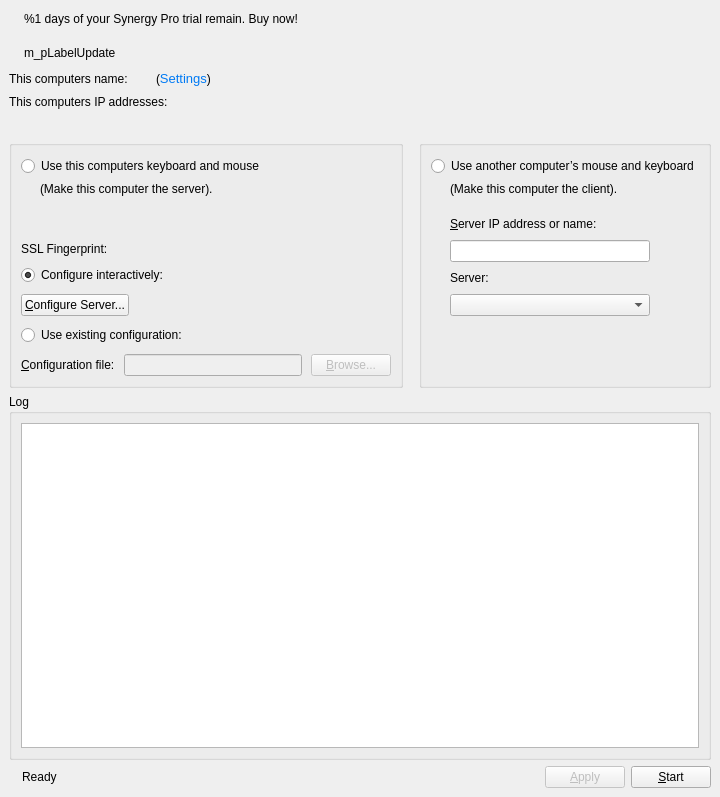
Qt form src/gui/src/MainWindowBase.ui (deskflow/deskflow) before a commit.
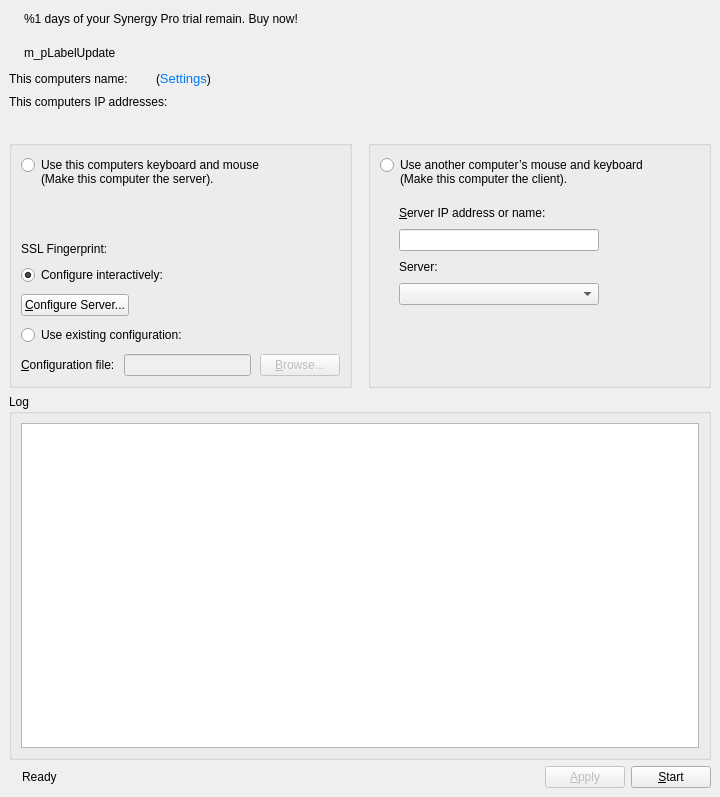
The same form after that commit. Icons and pictures are not drawn.

Commit message: SYNERGY-799 Remove unnecessary label

Diff of the .ui file:
```diff
--- a/src/gui/src/MainWindowBase.ui
+++ b/src/gui/src/MainWindowBase.ui
@@ -324,7 +324,7 @@
     <item>
      <widget class="QWidget" name="m_pMainWidgets" native="true">
       <property name="sizePolicy">
-       <sizepolicy hsizetype="Preferred" vsizetype="Preferred">
+       <sizepolicy hsizetype="Expanding" vsizetype="Preferred">
         <horstretch>0</horstretch>
         <verstretch>0</verstretch>
        </sizepolicy>
@@ -360,7 +360,7 @@
        <item>
         <widget class="QGroupBox" name="m_pGroupServer">
          <property name="sizePolicy">
-          <sizepolicy hsizetype="Preferred" vsizetype="Preferred">
+          <sizepolicy hsizetype="MinimumExpanding" vsizetype="Preferred">
            <horstretch>0</horstretch>
            <verstretch>0</verstretch>
           </sizepolicy>
@@ -400,14 +400,6 @@
            <number>11</number>
           </property>
           <item>
-           <layout class="QVBoxLayout" name="m_pLayoutRadioGroupServer">
-            <property name="spacing">
-             <number>5</number>
-            </property>
-            <property name="topMargin">
-             <number>0</number>
-            </property>
-            <item>
              <widget class="QRadioButton" name="m_pRadioGroupServer">
               <property name="sizePolicy">
                <sizepolicy hsizetype="Fixed" vsizetype="Fixed">
@@ -417,41 +409,26 @@
               </property>
               <property name="minimumSize">
                <size>
-                <width>0</width>
-                <height>0</height>
-               </size>
-              </property>
-              <property name="maximumSize">
-               <size>
                 <width>300</width>
-                <height>18</height>
-               </size>
-              </property>
-              <property name="text">
-               <string>Use this computers keyboard and mouse</string>
-              </property>
-             </widget>
-            </item>
-            <item>
-             <widget class="QLabel" name="m_pLabelRadioGroupServer">
-              <property name="minimumSize">
+              <height>30</height>
+             </size>
+            </property>
+            <property name="maximumSize">
                <size>
-                <width>0</width>
-                <height>18</height>
-               </size>
-              </property>
+              <width>65535</width>
+              <height>30</height>
+             </size>
+            </property>
+            <property name="styleSheet">
+             <string notr="true">QRadioButton::indicator{
+   top: -7px;
+}</string>
+            </property>
               <property name="text">
-               <string>(Make this computer the server).</string>
-              </property>
-              <property name="margin">
-               <number>0</number>
-              </property>
-              <property name="indent">
-               <number>19</number>
-              </property>
-             </widget>
-            </item>
-           </layout>
+             <string>Use this computers keyboard and mouse 
+(Make this computer the server).</string>
+            </property>
+           </widget>
           </item>
           <item>
            <spacer name="verticalSpacer_2">
@@ -583,15 +560,15 @@
        <item>
         <widget class="QGroupBox" name="m_pGroupClient">
          <property name="sizePolicy">
-          <sizepolicy hsizetype="Preferred" vsizetype="Preferred">
+          <sizepolicy hsizetype="Expanding" vsizetype="Preferred">
            <horstretch>0</horstretch>
            <verstretch>0</verstretch>
           </sizepolicy>
          </property>
          <property name="minimumSize">
           <size>
-           <width>0</width>
-           <height>0</height>
+           <width>340</width>
+           <height>248</height>
           </size>
          </property>
          <property name="baseSize">
@@ -632,14 +609,6 @@
            <number>11</number>
           </property>
           <item>
-           <layout class="QVBoxLayout" name="m_pLayoutRadioGroupClient">
-            <property name="spacing">
-             <number>5</number>
-            </property>
-            <property name="topMargin">
-             <number>0</number>
-            </property>
-            <item>
              <widget class="QRadioButton" name="m_pRadioGroupClient">
               <property name="sizePolicy">
                <sizepolicy hsizetype="Fixed" vsizetype="Fixed">
@@ -650,49 +619,25 @@
               <property name="minimumSize">
                <size>
                 <width>0</width>
-                <height>18</height>
+              <height>30</height>
                </size>
               </property>
               <property name="maximumSize">
                <size>
                 <width>300</width>
-                <height>18</height>
-               </size>
-              </property>
-              <property name="text">
-               <string>Use another computer’s mouse and keyboard</string>
-              </property>
-             </widget>
-            </item>
-            <item>
-             <widget class="QLabel" name="m_pLabelRadioGroupClient">
-              <property name="sizePolicy">
-               <sizepolicy hsizetype="Preferred" vsizetype="Fixed">
-                <horstretch>0</horstretch>
-                <verstretch>0</verstretch>
-               </sizepolicy>
-              </property>
-              <property name="minimumSize">
-               <size>
-                <width>0</width>
-                <height>18</height>
-               </size>
-              </property>
-              <property name="maximumSize">
-               <size>
-                <width>16777215</width>
-                <height>18</height>
-               </size>
-              </property>
+              <height>30</height>
+             </size>
+            </property>
+            <property name="styleSheet">
+             <string notr="true">QRadioButton::indicator{
+     top: -7px;
+}</string>
+            </property>
               <property name="text">
-               <string>(Make this computer the client).</string>
-              </property>
-              <property name="indent">
-               <number>19</number>
-              </property>
-             </widget>
-            </item>
-           </layout>
+             <string>Use another computer’s mouse and keyboard
+(Make this computer the client).</string>
+            </property>
+           </widget>
           </item>
           <item>
            <layout class="QVBoxLayout" name="verticalLayout_3">
```
Left out of the diff: 4 changed lines with no effect on the pictures. Lines whose indentation alone changed are shown as unchanged.
